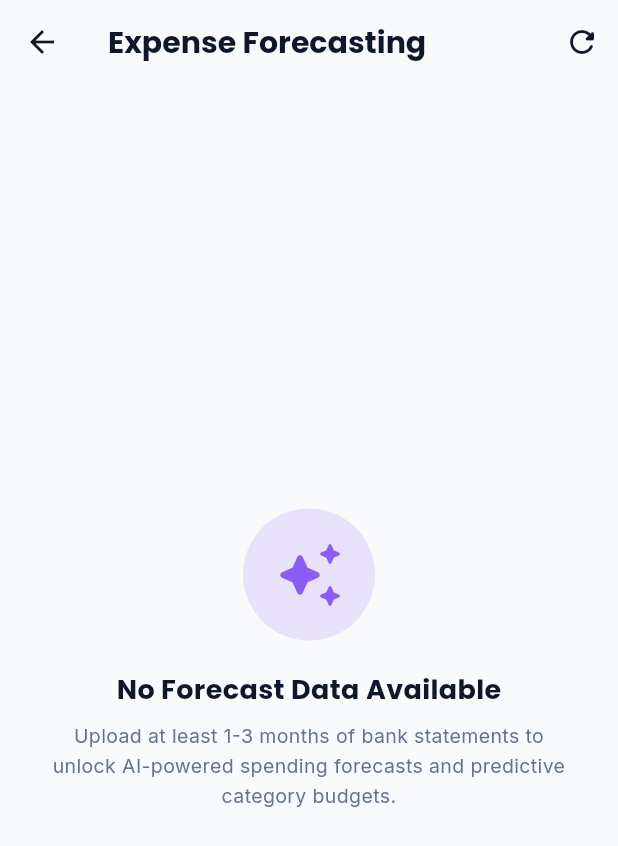
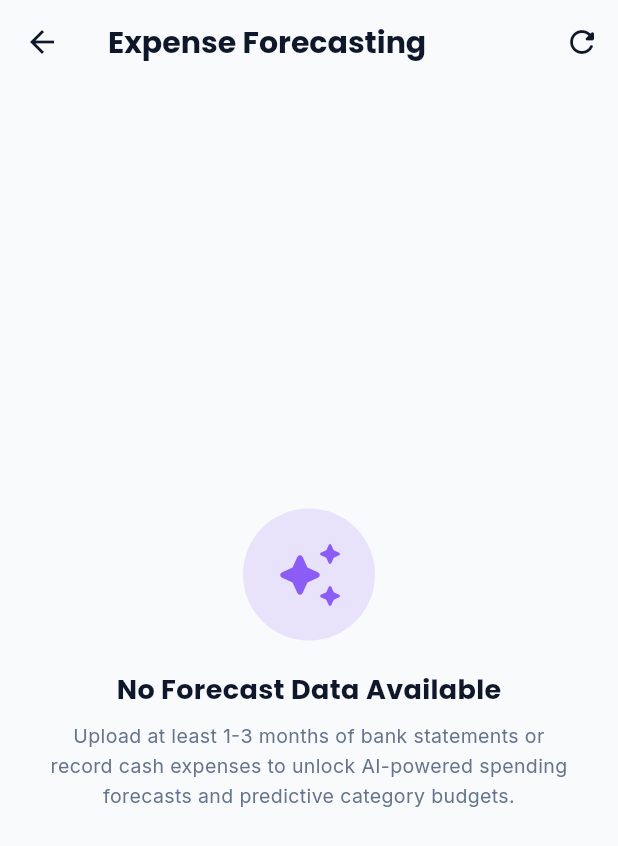
Before and after one commit to DarkWolfHunter007/expenseinsight, a Flutter app: the ForecastScreen screen opened directly, on a phone screen of 412 x 824 dp. Shown: the top 846 px of the screen. Run offline on Flutter 3.47's test engine with Material 3 defaults, Android fonts, the phone set to English and light mode, and no system bars; our stand-ins replace file_picker, fl_chart, google_fonts, shared_preferences; accounts and stored records are empty; network calls fail.

Commit message:
feat(forecast): reflect combined bank and cash spending in forecasting UI

```diff
--- a/mobile/flutter_app/lib/screens/dashboard_screen.dart
+++ b/mobile/flutter_app/lib/screens/dashboard_screen.dart
@@ -193,7 +193,7 @@ class DashboardScreen extends StatelessWidget {
                           SpendingMetricCard(
                             title: 'Next Month Forecast',
                             amount: forecast?.totalForecast ?? (summary?.thisMonthSpent ?? 0.0),
-                            subtitle: 'AI Statistical Estimate',
+                            subtitle: 'AI Estimate (Bank + Cash)',
                             icon: Icons.auto_awesome_rounded,
                             accentColor: const Color(0xFF8B5CF6),
                           ),
--- a/mobile/flutter_app/lib/screens/forecast_screen.dart
+++ b/mobile/flutter_app/lib/screens/forecast_screen.dart
@@ -66,7 +66,7 @@ class ForecastScreen extends StatelessWidget {
                     ),
                     const SizedBox(height: 8),
                     Text(
-                      'Upload at least 1-3 months of bank statements to unlock AI-powered spending forecasts and predictive category budgets.',
+                      'Upload at least 1-3 months of bank statements or record cash expenses to unlock AI-powered spending forecasts and predictive category budgets.',
                       textAlign: TextAlign.center,
                       style: GoogleFonts.inter(
                         fontSize: 13,
@@ -112,7 +112,7 @@ class ForecastScreen extends StatelessWidget {
                               ),
                             ),
                             Text(
-                              'Calculated using Holt-Winters exponential smoothing across ${forecast.historicalMonthsCount} months of statement history.',
+                              'Calculated using Holt-Winters exponential smoothing across ${forecast.historicalMonthsCount} months of spending history (bank + cash).',
                               style: GoogleFonts.inter(
                                 fontSize: 11,
                                 color: isDark ? Colors.white70 : const Color(0xFF475569),
```
Also changed, not shown: 3 other files.
